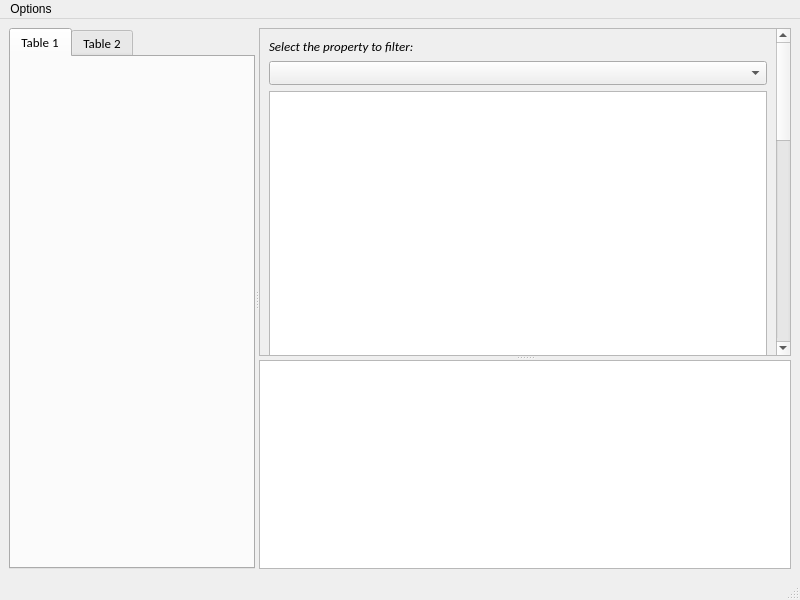
First picture: the form in src/ui/DCSExport.ui, repository JedimasterLu/pydcsExport, before the edit.
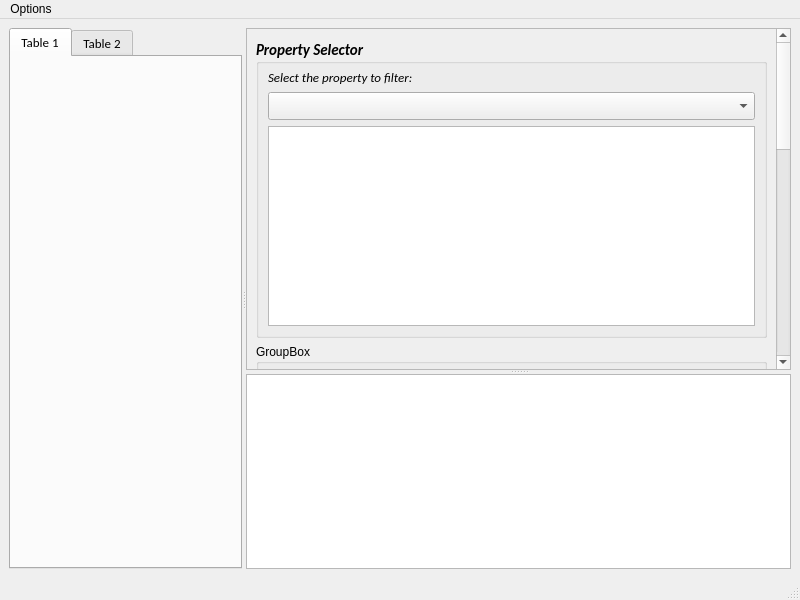
Second picture: the form after the edit.

Commit message: Property selector, ui remade

```diff
--- a/src/ui/DCSExport.ui
+++ b/src/ui/DCSExport.ui
@@ -53,8 +53,8 @@
          <property name="geometry">
           <rect>
            <x>0</x>
-           <y>0</y>
-           <width>502</width>
+           <y>-128</y>
+           <width>509</width>
            <height>1000</height>
           </rect>
          </property>
@@ -72,12 +72,66 @@
          </property>
          <layout class="QVBoxLayout" name="verticalLayout">
           <item>
+           <widget class="QGroupBox" name="groupBox_propertySelector">
+            <property name="sizePolicy">
+             <sizepolicy hsizetype="Preferred" vsizetype="Preferred">
+              <horstretch>0</horstretch>
+              <verstretch>0</verstretch>
+             </sizepolicy>
+            </property>
+            <property name="minimumSize">
+             <size>
+              <width>0</width>
+              <height>0</height>
+             </size>
+            </property>
+            <property name="maximumSize">
+             <size>
+              <width>16777215</width>
+              <height>300</height>
+             </size>
+            </property>
+            <property name="font">
+             <font>
+              <family>Calibri</family>
+              <pointsize>11</pointsize>
+              <italic>true</italic>
+              <bold>true</bold>
+             </font>
+            </property>
+            <property name="title">
+             <string>Property Selector</string>
+            </property>
+            <property name="alignment">
+             <set>Qt::AlignLeading|Qt::AlignLeft|Qt::AlignVCenter</set>
+            </property>
+            <property name="flat">
+             <bool>false</bool>
+            </property>
+            <layout class="QVBoxLayout" name="verticalLayout_2">
+             <property name="spacing">
+              <number>6</number>
+             </property>
+             <property name="leftMargin">
+              <number>9</number>
+             </property>
+             <property name="topMargin">
+              <number>5</number>
+             </property>
+             <item>
            <widget class="QLabel" name="label">
+               <property name="maximumSize">
+                <size>
+                 <width>16777215</width>
+                 <height>16777215</height>
+                </size>
+               </property>
             <property name="font">
              <font>
               <family>Calibri</family>
               <pointsize>10</pointsize>
               <italic>true</italic>
+                 <bold>false</bold>
              </font>
             </property>
             <property name="text">
@@ -90,20 +144,32 @@
             <property name="font">
              <font>
               <family>Calibri</family>
+                 <pointsize>11</pointsize>
               <italic>true</italic>
+                 <bold>false</bold>
              </font>
             </property>
            </widget>
           </item>
           <item>
            <widget class="QListWidget" name="objectListWidget">
+               <property name="maximumSize">
+                <size>
+                 <width>16777215</width>
+                 <height>16777215</height>
+                </size>
+               </property>
             <property name="font">
              <font>
               <family>Calibri</family>
               <pointsize>10</pointsize>
               <italic>true</italic>
-             </font>
-            </property>
+                 <bold>false</bold>
+                </font>
+               </property>
+              </widget>
+             </item>
+            </layout>
            </widget>
           </item>
           <item>
```
Lines whose indentation alone changed are shown as unchanged. The commit also changes 3 other files.
